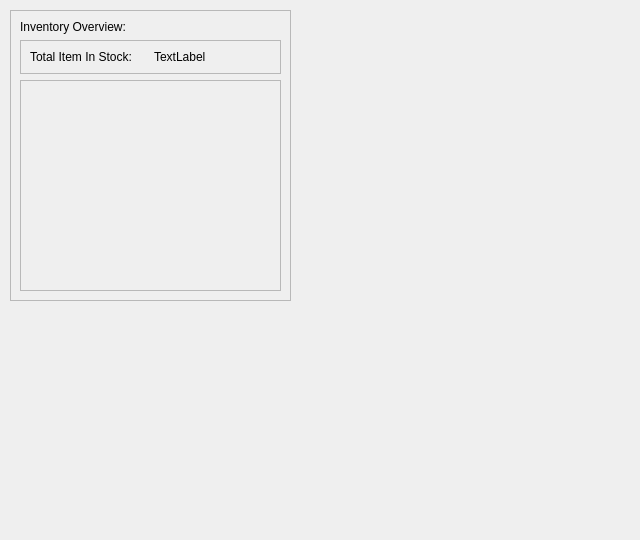
Kazu0210/Inventory-System, file app/src/ui/dashboard_page.ui: the form before one commit.
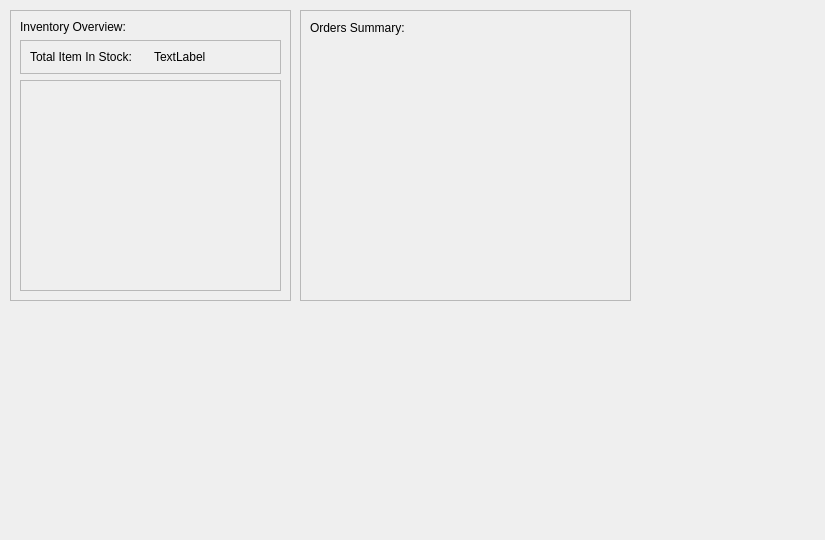
The form after the commit.

Commit message: added orders summary ui

The edit to the form file:
```diff
--- a/app/src/ui/dashboard_page.ui
+++ b/app/src/ui/dashboard_page.ui
@@ -6,7 +6,7 @@
    <rect>
     <x>0</x>
     <y>0</y>
-    <width>640</width>
+    <width>825</width>
     <height>540</height>
    </rect>
   </property>
@@ -105,6 +105,35 @@
     </item>
    </layout>
   </widget>
+  <widget class="QFrame" name="frame_3">
+   <property name="geometry">
+    <rect>
+     <x>300</x>
+     <y>10</y>
+     <width>331</width>
+     <height>291</height>
+    </rect>
+   </property>
+   <property name="frameShape">
+    <enum>QFrame::StyledPanel</enum>
+   </property>
+   <property name="frameShadow">
+    <enum>QFrame::Raised</enum>
+   </property>
+   <widget class="QLabel" name="label_3">
+    <property name="geometry">
+     <rect>
+      <x>10</x>
+      <y>10</y>
+      <width>111</width>
+      <height>16</height>
+     </rect>
+    </property>
+    <property name="text">
+     <string>Orders Summary:</string>
+    </property>
+   </widget>
+  </widget>
  </widget>
  <resources/>
  <connections/>
```
The commit also changes 4 other files.
